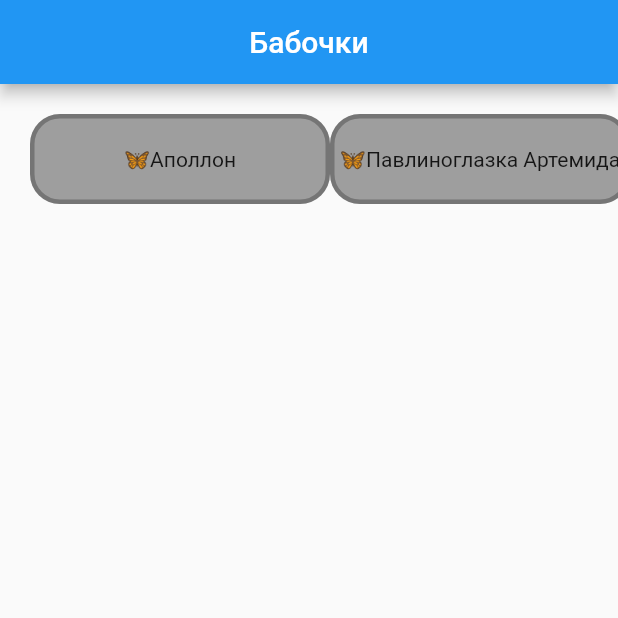
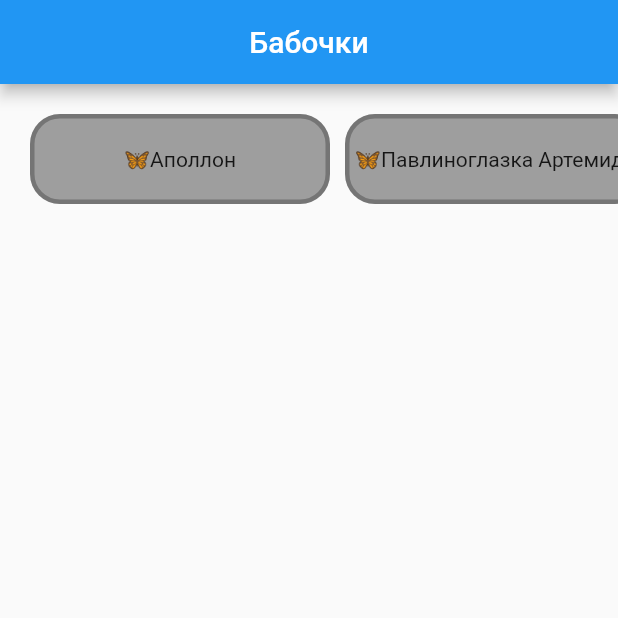
Before and after one commit to sv-makh/week6_butterflies_GestureDetector_app, a Flutter app: the screen it shows after launch, on a phone screen of 412 x 824 dp, the top half of it. Run offline on Flutter 3.47's test engine with Material 2 defaults, Android fonts, the phone set to English and light mode, and no system bars.

```diff
--- a/lib/main.dart
+++ b/lib/main.dart
@@ -56,11 +56,14 @@ class _ButterfliesListState extends State<ButterfliesList> {
         children: [
           Container(
             height: 100.0,
-            child: ListView.builder(
+            child: ListView.separated(
                 padding: const EdgeInsets.all(20.0),
                 scrollDirection: Axis.horizontal,
-                //ширина элемента списка
-                itemExtent: 200.0,
+                separatorBuilder: (BuildContext context, int index) =>
+                const SizedBox(
+                  height: 100.0,
+                  width: 10.0,
+                ),
                 itemCount: _butterflies.length,
                 itemBuilder: _createListViewGestDet
             ),
```
